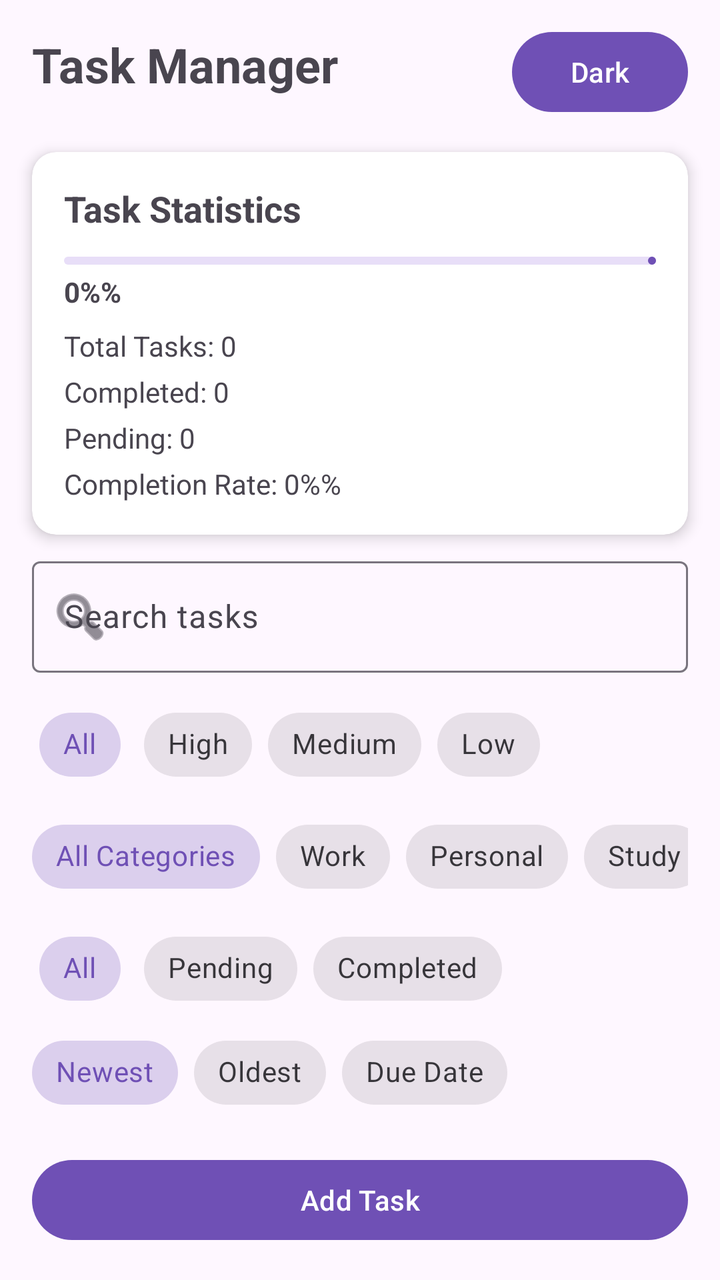
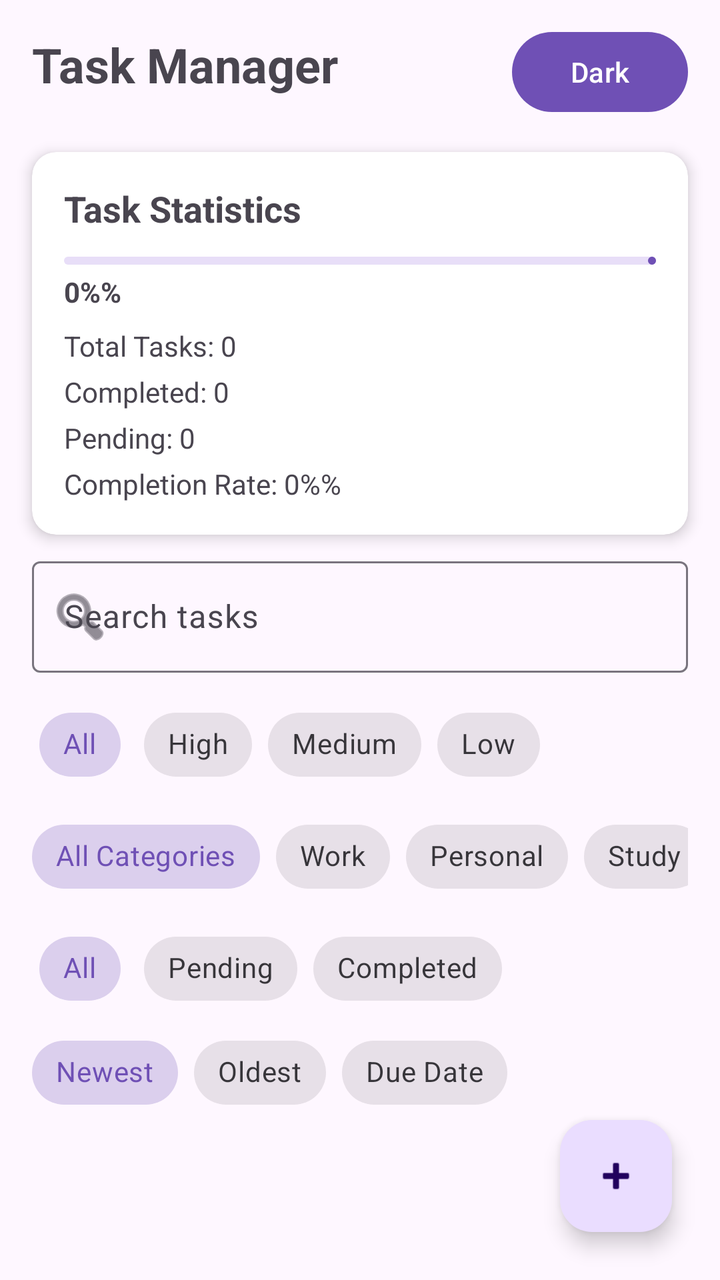

An Android layout rendered at two revisions. The XML below is the earlier revision; the diff shows what the commit changed to produce the second picture.
<!-- AndroidManifest.xml: application theme Theme.TaskManager -->
<!-- res/layout/activity_main.xml -->
<?xml version="1.0" encoding="utf-8"?>
<androidx.constraintlayout.widget.ConstraintLayout
    xmlns:android="http://schemas.android.com/apk/res/android"
    xmlns:app="http://schemas.android.com/apk/res-auto"
    xmlns:tools="http://schemas.android.com/tools"
    android:id="@+id/main"
    android:layout_width="match_parent"
    android:layout_height="match_parent"
    tools:context=".MainActivity">

    <TextView
        android:id="@+id/tvTitle"
        android:layout_width="wrap_content"
        android:layout_height="wrap_content"
        android:layout_marginStart="16dp"
        android:layout_marginTop="16dp"
        android:text="@string/task_manager"
        android:textSize="24sp"
        android:textStyle="bold"
        app:layout_constraintStart_toStartOf="parent"
        app:layout_constraintTop_toTopOf="parent" />

    <com.google.android.material.button.MaterialButton
        android:id="@+id/btnToggleTheme"
        android:layout_width="wrap_content"
        android:layout_height="wrap_content"
        android:layout_marginTop="12dp"
        android:layout_marginEnd="16dp"
        android:text="@string/dark"
        app:layout_constraintEnd_toEndOf="parent"
        app:layout_constraintTop_toTopOf="parent" />

    <androidx.cardview.widget.CardView
        android:id="@+id/cardStats"
        android:layout_width="0dp"
        android:layout_height="wrap_content"
        android:layout_margin="16dp"
        app:cardCornerRadius="12dp"
        app:cardElevation="4dp"
        app:layout_constraintEnd_toEndOf="parent"
        app:layout_constraintStart_toStartOf="parent"
        app:layout_constraintTop_toBottomOf="@id/btnToggleTheme">

        <LinearLayout
            android:layout_width="match_parent"
            android:layout_height="wrap_content"
            android:orientation="vertical"
            android:padding="16dp">

            <TextView
                android:id="@+id/tvStatsTitle"
                android:layout_width="wrap_content"
                android:layout_height="wrap_content"
                android:text="@string/task_statistics"
                android:textSize="18sp"
                android:textStyle="bold" />

            <com.google.android.material.progressindicator.LinearProgressIndicator
                android:id="@+id/progressTaskCompletion"
                android:layout_width="match_parent"
                android:layout_height="wrap_content"
                android:layout_marginTop="12dp"
                android:max="100"
                android:progress="0" />

            <TextView
                android:id="@+id/tvProgressPercentage"
                android:layout_width="wrap_content"
                android:layout_height="wrap_content"
                android:layout_marginTop="4dp"
                android:text="@string/progress_zero"
                android:textStyle="bold" />

            <TextView
                android:id="@+id/tvTotalTasks"
                android:layout_width="wrap_content"
                android:layout_height="wrap_content"
                android:layout_marginTop="8dp"
                android:text="@string/total_tasks_default" />

            <TextView
                android:id="@+id/tvCompletedTasks"
                android:layout_width="wrap_content"
                android:layout_height="wrap_content"
                android:layout_marginTop="4dp"
                android:text="@string/completed_tasks_default" />

            <TextView
                android:id="@+id/tvPendingTasks"
                android:layout_width="wrap_content"
                android:layout_height="wrap_content"
                android:layout_marginTop="4dp"
                android:text="@string/pending_tasks_default" />

            <TextView
                android:id="@+id/tvCompletionRate"
                android:layout_width="wrap_content"
                android:layout_height="wrap_content"
                android:layout_marginTop="4dp"
                android:text="@string/completion_rate_default" />

        </LinearLayout>

    </androidx.cardview.widget.CardView>

    <com.google.android.material.textfield.TextInputLayout
        android:id="@+id/tilSearch"
        android:layout_width="0dp"
        android:layout_height="wrap_content"
        android:layout_marginHorizontal="16dp"
        android:layout_marginTop="8dp"
        app:startIconDrawable="@android:drawable/ic_menu_search"
        app:layout_constraintTop_toBottomOf="@id/cardStats"
        app:layout_constraintStart_toStartOf="parent"
        app:layout_constraintEnd_toEndOf="parent">

        <com.google.android.material.textfield.TextInputEditText
            android:id="@+id/etSearch"
            android:layout_width="match_parent"
            android:layout_height="wrap_content"
            android:hint="@string/search_tasks" />

    </com.google.android.material.textfield.TextInputLayout>

    <com.google.android.material.chip.ChipGroup
        android:id="@+id/chipGroupPriority"
        android:layout_width="0dp"
        android:layout_height="wrap_content"
        android:layout_marginHorizontal="16dp"
        android:layout_marginTop="12dp"
        app:singleSelection="true"
        app:selectionRequired="true"
        app:layout_constraintTop_toBottomOf="@id/tilSearch"
        app:layout_constraintStart_toStartOf="parent"
        app:layout_constraintEnd_toEndOf="parent">

        <com.google.android.material.chip.Chip
            android:id="@+id/chipAll"
            style="@style/Widget.MaterialComponents.Chip.Choice"
            android:layout_width="wrap_content"
            android:layout_height="wrap_content"
            android:checked="true"
            android:text="@string/all" />

        <com.google.android.material.chip.Chip
            android:id="@+id/chipHigh"
            style="@style/Widget.MaterialComponents.Chip.Choice"
            android:layout_width="wrap_content"
            android:layout_height="wrap_content"
            android:text="@string/high" />

        <com.google.android.material.chip.Chip
            android:id="@+id/chipMedium"
            style="@style/Widget.MaterialComponents.Chip.Choice"
            android:layout_width="wrap_content"
            android:layout_height="wrap_content"
            android:text="@string/medium" />

        <com.google.android.material.chip.Chip
            android:id="@+id/chipLow"
            style="@style/Widget.MaterialComponents.Chip.Choice"
            android:layout_width="wrap_content"
            android:layout_height="wrap_content"
            android:text="@string/low" />

    </com.google.android.material.chip.ChipGroup>

    <HorizontalScrollView
        android:id="@+id/hsvCategory"
        android:layout_width="0dp"
        android:layout_height="wrap_content"
        android:layout_marginHorizontal="16dp"
        android:layout_marginTop="8dp"
        android:scrollbars="none"
        app:layout_constraintTop_toBottomOf="@id/chipGroupPriority"
        app:layout_constraintStart_toStartOf="parent"
        app:layout_constraintEnd_toEndOf="parent">

        <com.google.android.material.chip.ChipGroup
            android:id="@+id/chipGroupCategory"
            android:layout_width="wrap_content"
            android:layout_height="wrap_content"
            app:singleSelection="true"
            app:selectionRequired="true"
            app:singleLine="true">

            <com.google.android.material.chip.Chip
                android:id="@+id/chipAllCategories"
                style="@style/Widget.MaterialComponents.Chip.Choice"
                android:layout_width="wrap_content"
                android:layout_height="wrap_content"
                android:checked="true"
                android:text="@string/all_categories" />

            <com.google.android.material.chip.Chip
                android:id="@+id/chipWork"
                style="@style/Widget.MaterialComponents.Chip.Choice"
                android:layout_width="wrap_content"
                android:layout_height="wrap_content"
                android:text="@string/work" />

            <com.google.android.material.chip.Chip
                android:id="@+id/chipPersonal"
                style="@style/Widget.MaterialComponents.Chip.Choice"
                android:layout_width="wrap_content"
                android:layout_height="wrap_content"
                android:text="@string/personal" />

            <com.google.android.material.chip.Chip
                android:id="@+id/chipStudy"
                style="@style/Widget.MaterialComponents.Chip.Choice"
                android:layout_width="wrap_content"
                android:layout_height="wrap_content"
                android:text="@string/study" />

            <com.google.android.material.chip.Chip
                android:id="@+id/chipShopping"
                style="@style/Widget.MaterialComponents.Chip.Choice"
                android:layout_width="wrap_content"
                android:layout_height="wrap_content"
                android:text="@string/shopping" />

        </com.google.android.material.chip.ChipGroup>

    </HorizontalScrollView>

    <com.google.android.material.chip.ChipGroup
        android:id="@+id/chipGroupStatus"
        android:layout_width="0dp"
        android:layout_height="wrap_content"
        android:layout_marginHorizontal="16dp"
        android:layout_marginTop="8dp"
        app:singleSelection="true"
        app:selectionRequired="true"
        app:layout_constraintTop_toBottomOf="@id/hsvCategory"
        app:layout_constraintStart_toStartOf="parent"
        app:layout_constraintEnd_toEndOf="parent">

        <com.google.android.material.chip.Chip
            android:id="@+id/chipStatusAll"
            style="@style/Widget.MaterialComponents.Chip.Choice"
            android:layout_width="wrap_content"
            android:layout_height="wrap_content"
            android:text="@string/all"
            android:checked="true"/>

        <com.google.android.material.chip.Chip
            android:id="@+id/chipPending"
            style="@style/Widget.MaterialComponents.Chip.Choice"
            android:layout_width="wrap_content"
            android:layout_height="wrap_content"
            android:text="@string/pending"/>

        <com.google.android.material.chip.Chip
            android:id="@+id/chipCompleted"
            style="@style/Widget.MaterialComponents.Chip.Choice"
            android:layout_width="wrap_content"
            android:layout_height="wrap_content"
            android:text="@string/completed"/>

    </com.google.android.material.chip.ChipGroup>

    <com.google.android.material.chip.ChipGroup
        android:id="@+id/chipGroupSort"
        android:layout_width="0dp"
        android:layout_height="wrap_content"
        android:layout_marginHorizontal="16dp"
        android:layout_marginTop="4dp"
        app:singleSelection="true"
        app:selectionRequired="true"
        app:layout_constraintTop_toBottomOf="@id/chipGroupStatus"
        app:layout_constraintStart_toStartOf="parent"
        app:layout_constraintEnd_toEndOf="parent">

        <com.google.android.material.chip.Chip
            android:id="@+id/chipNewest"
            style="@style/Widget.MaterialComponents.Chip.Choice"
            android:layout_width="wrap_content"
            android:layout_height="wrap_content"
            android:checked="true"
            android:text="@string/newest" />

        <com.google.android.material.chip.Chip
            android:id="@+id/chipOldest"
            style="@style/Widget.MaterialComponents.Chip.Choice"
            android:layout_width="wrap_content"
            android:layout_height="wrap_content"
            android:text="@string/oldest" />

        <com.google.android.material.chip.Chip
            android:id="@+id/chipDueDate"
            style="@style/Widget.MaterialComponents.Chip.Choice"
            android:layout_width="wrap_content"
            android:layout_height="wrap_content"
            android:text="@string/due_date" />

    </com.google.android.material.chip.ChipGroup>

    <androidx.recyclerview.widget.RecyclerView
        android:id="@+id/rvTasks"
        android:layout_width="0dp"
        android:layout_height="0dp"
        android:layout_margin="16dp"
        android:paddingBottom="120dp"
        android:clipToPadding="false"
        app:layout_constraintTop_toBottomOf="@id/chipGroupSort"
        app:layout_constraintBottom_toTopOf="@id/btnAddTask"
        app:layout_constraintStart_toStartOf="parent"
        app:layout_constraintEnd_toEndOf="parent" />

    <TextView
        android:id="@+id/tvEmptyState"
        android:layout_width="wrap_content"
        android:layout_height="wrap_content"
        android:text="@string/empty_tasks"
        android:textAlignment="center"
        android:textSize="18sp"
        android:visibility="gone"
        app:layout_constraintTop_toTopOf="@id/rvTasks"
        app:layout_constraintBottom_toBottomOf="@id/rvTasks"
        app:layout_constraintStart_toStartOf="@id/rvTasks"
        app:layout_constraintEnd_toEndOf="@id/rvTasks" />

    <com.google.android.material.button.MaterialButton
        android:id="@+id/btnAddTask"
        android:layout_width="0dp"
        android:layout_height="wrap_content"
        android:layout_margin="16dp"
        android:text="@string/add_task"
        app:layout_constraintBottom_toBottomOf="parent"
        app:layout_constraintStart_toStartOf="parent"
        app:layout_constraintEnd_toEndOf="parent" />

</androidx.constraintlayout.widget.ConstraintLayout>
<!-- resources referenced by this layout -->
<resources>
  <string name="add_task">Add Task</string>
  <string name="all">All</string>
  <string name="all_categories">All Categories</string>
  <string name="completed">Completed</string>
  <string name="completed_tasks_default">Completed: 0</string>
  <string name="completion_rate_default">Completion Rate: 0%%</string>
  <string name="dark">Dark</string>
  <string name="due_date">Due Date</string>
  <string name="empty_tasks">No tasks yet\nTap Add Task to create your first task</string>
  <string name="high">High</string>
  <string name="low">Low</string>
  <string name="medium">Medium</string>
  <string name="newest">Newest</string>
  <string name="oldest">Oldest</string>
  <string name="pending">Pending</string>
  <string name="pending_tasks_default">Pending: 0</string>
  <string name="personal">Personal</string>
  <string name="progress_zero">0%%</string>
  <string name="search_tasks">Search tasks</string>
  <string name="shopping">Shopping</string>
  <string name="study">Study</string>
  <string name="task_manager">Task Manager</string>
  <string name="task_statistics">Task Statistics</string>
  <string name="total_tasks_default">Total Tasks: 0</string>
  <string name="work">Work</string>
  <style name="Theme.TaskManager" parent="Base.Theme.TaskManager" />
  <style name="Base.Theme.TaskManager" parent="Theme.Material3.DayNight.NoActionBar">
          <item name="colorPrimary">#6F50B5</item>
          <item name="colorPrimaryVariant">#5E43A3</item>
          <item name="colorOnPrimary">#FFFFFF</item>
          <item name="android:windowLightStatusBar">false</item>
          <item name="android:statusBarColor">#6F50B5</item>
      </style>
</resources>

<!-- the commit's change to res/layout/activity_main.xml (unified diff, before → after) -->
@@ -321,14 +321,14 @@
         app:layout_constraintStart_toStartOf="@id/rvTasks"
         app:layout_constraintEnd_toEndOf="@id/rvTasks" />
 
-    <com.google.android.material.button.MaterialButton
+    <com.google.android.material.floatingactionbutton.FloatingActionButton
         android:id="@+id/btnAddTask"
-        android:layout_width="0dp"
-        android:layout_height="wrap_content"
-        android:layout_margin="16dp"
-        android:text="@string/add_task"
+        android:layout_width="wrap_content"
+        android:layout_height="wrap_content"
+        android:layout_margin="24dp"
+        android:contentDescription="@string/add_task"
+        app:srcCompat="@android:drawable/ic_input_add"
         app:layout_constraintBottom_toBottomOf="parent"
-        app:layout_constraintStart_toStartOf="parent"
         app:layout_constraintEnd_toEndOf="parent" />
 
 </androidx.constraintlayout.widget.ConstraintLayout>
